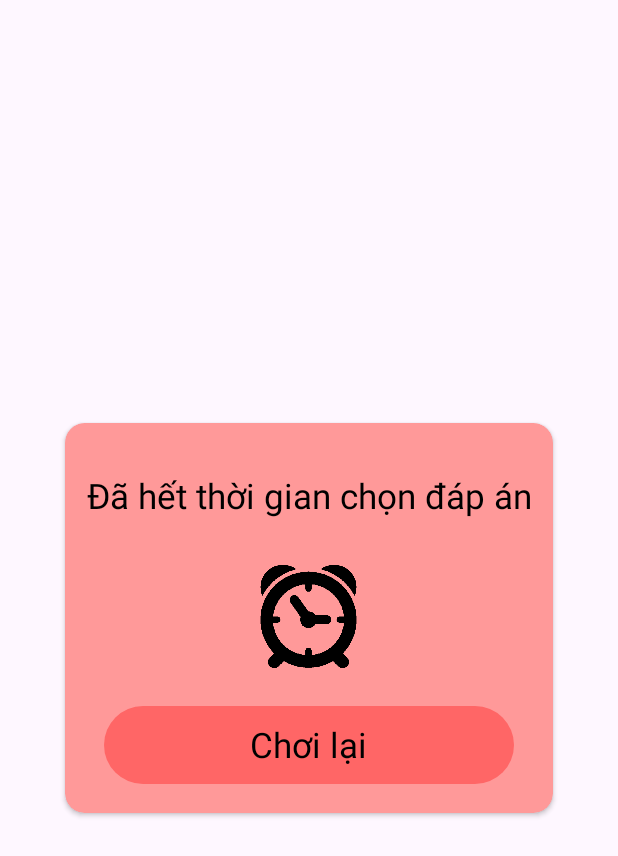
After one commit to EkkoNguyen/63136111-AndroidProgramming, an Android app: the layout man_hinh_overtime_dialog.xml on its own in the app's theme, with its tools: preview values and no code run, on a phone screen of 412 x 824 dp. The commit adds this screen. Shown: the top 856 px of the screen. Run offline under Robolectric (Android 15) with nearby library versions, the phone set to English and light mode, and no system bars.

Commit message:
Hiển thị Dialog cho phép chơi lại khi quá giờ

```diff
--- a/ntu_63136111/Cau2_QuizzyApp/app/src/main/java/till/edu/cau2_quizzyapp/ManHinhChoiActivity.java
+++ b/ntu_63136111/Cau2_QuizzyApp/app/src/main/java/till/edu/cau2_quizzyapp/ManHinhChoiActivity.java
@@ -2,9 +2,13 @@ package till.edu.cau2_quizzyapp;
 
 import androidx.appcompat.app.AppCompatActivity;
 
+import android.app.ActionBar;
 import android.app.Dialog;
+import android.content.Intent;
 import android.os.Bundle;
 import android.os.CountDownTimer;
+import android.view.View;
+import android.view.WindowManager;
 import android.widget.ProgressBar;
 
 public class ManHinhChoiActivity extends AppCompatActivity {
@@ -27,6 +31,16 @@ public class ManHinhChoiActivity extends AppCompatActivity {
             @Override
             public void onFinish() {
                 Dialog dialog = new Dialog(ManHinhChoiActivity.this);
+                dialog.getWindow().addFlags(WindowManager.LayoutParams.FLAG_BLUR_BEHIND);
+                dialog.setContentView(R.layout.man_hinh_overtime_dialog);
+                dialog.findViewById(R.id.btn_choiLai).setOnClickListener(new View.OnClickListener() {
+                    @Override
+                    public void onClick(View view) {
+                        Intent intent = new Intent(ManHinhChoiActivity.this, MainActivity.class);
+                        startActivity(intent);
+                    }
+                });
+                dialog.show();
             }
         }.start();
     }
--- /dev/null
+++ b/ntu_63136111/Cau2_QuizzyApp/app/src/main/res/drawable/btn_choilai.xml
@@ -0,0 +1,5 @@
+<?xml version="1.0" encoding="utf-8"?>
+<shape android:shape="rectangle" xmlns:android="http://schemas.android.com/apk/res/android">
+    <solid android:color="#ff6666"/>
+    <corners android:radius="@dimen/_20sdp"/>
+</shape>
--- /dev/null
+++ b/ntu_63136111/Cau2_QuizzyApp/app/src/main/res/layout/man_hinh_overtime_dialog.xml
@@ -0,0 +1,52 @@
+<?xml version="1.0" encoding="utf-8"?>
+<androidx.cardview.widget.CardView xmlns:android="http://schemas.android.com/apk/res/android"
+    android:layout_width="@dimen/_250sdp"
+    android:layout_height="@dimen/_200sdp"
+    xmlns:app="http://schemas.android.com/apk/res-auto"
+    app:cardBackgroundColor="#ff9999"
+    app:cardCornerRadius="@dimen/_10sdp"
+    android:layout_gravity="center">
+
+    <LinearLayout
+        android:layout_width="match_parent"
+        android:layout_height="wrap_content"
+        android:gravity="center"
+        android:layout_gravity="center"
+        android:orientation="vertical">
+
+        <TextView
+            android:layout_width="match_parent"
+            android:layout_height="wrap_content"
+            android:textColor="@color/black"
+            android:text="Đã hết thời gian chọn đáp án"
+            android:textSize="@dimen/_18sdp"
+            android:layout_marginTop="@dimen/_10sdp"
+            android:gravity="center"/>
+        <ImageView
+            android:layout_width="@dimen/_60sdp"
+            android:layout_height="@dimen/_60sdp"
+            android:background="@drawable/colors"
+            android:layout_marginTop="@dimen/_20sdp"/>
+
+        <LinearLayout
+            android:id="@+id/btn_choiLai"
+            android:layout_width="match_parent"
+            android:layout_height="@dimen/_40sdp"
+            android:layout_marginStart="@dimen/_20sdp"
+            android:layout_marginTop="@dimen/_16sdp"
+            android:layout_marginRight="@dimen/_20sdp"
+            android:layout_marginEnd="@dimen/_20sdp"
+            android:background="@drawable/btn_choilai"
+            android:gravity="center">
+
+            <TextView
+                android:layout_width="wrap_content"
+                android:layout_height="wrap_content"
+                android:text="Chơi lại"
+                android:textSize="@dimen/_18sdp"
+                android:textColor="@color/black"
+                android:gravity="center"/>
+        </LinearLayout>
+    </LinearLayout>
+
+</androidx.cardview.widget.CardView>
```
Also changed, not shown: ntu_63136111/Cau2_QuizzyApp/app/src/main/res/drawable/colors.png (added).
